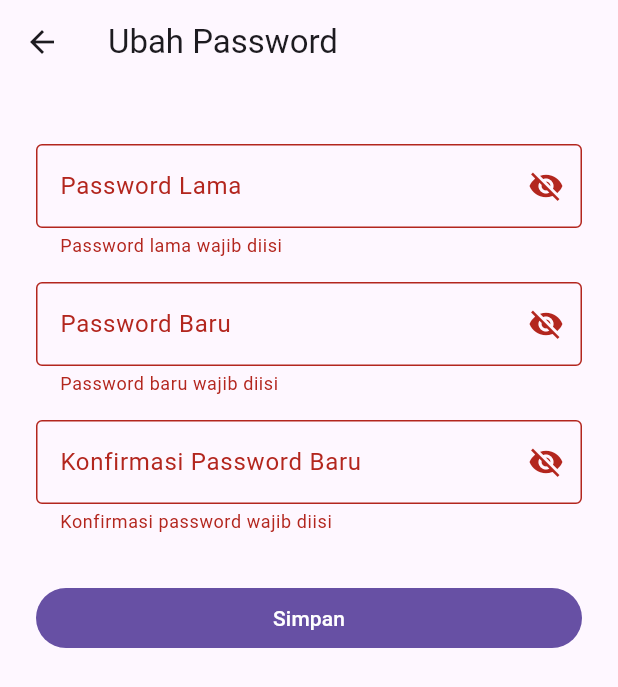
After one commit to PPL-Kelompok-C-Tugas-Besar/S1SIKJ2305-KELC, a Flutter app: the ChangePasswordScreen screen opened directly, after a tap on "Simpan", on a phone screen of 412 x 824 dp. The commit adds this screen. Shown: the top 687 px of the screen. Run offline on Flutter 3.47's test engine with Material 3 defaults, Android fonts, the phone set to English and light mode, and no system bars; our stand-ins replace flutter_secure_storage; accounts and stored records are empty.

Commit message:
PKCTB-445 feat(frontend): buat halaman ubah password dengan 3 field input

```diff
--- /dev/null
+++ b/frontend/lib/screens/profile/change_password_screen.dart
@@ -0,0 +1,160 @@
+import 'package:flutter/material.dart';
+import 'package:provider/provider.dart';
+import '../../providers/auth_provider.dart';
+
+class ChangePasswordScreen extends StatefulWidget {
+  const ChangePasswordScreen({super.key});
+
+  @override
+  State<ChangePasswordScreen> createState() => _ChangePasswordScreenState();
+}
+
+class _ChangePasswordScreenState extends State<ChangePasswordScreen> {
+  final _formKey = GlobalKey<FormState>();
+  final _oldPasswordController = TextEditingController();
+  final _newPasswordController = TextEditingController();
+  final _confirmPasswordController = TextEditingController();
+
+  bool _obscureOld = true;
+  bool _obscureNew = true;
+  bool _obscureConfirm = true;
+  bool _isLoading = false;
+
+  @override
+  void dispose() {
+    _oldPasswordController.dispose();
+    _newPasswordController.dispose();
+    _confirmPasswordController.dispose();
+    super.dispose();
+  }
+
+  Future<void> _submit() async {
+    if (!_formKey.currentState!.validate()) return;
+
+    setState(() => _isLoading = true);
+
+    final result = await context.read<AuthProvider>().changePassword(
+          oldPassword: _oldPasswordController.text,
+          newPassword: _newPasswordController.text,
+          confirmPassword: _confirmPasswordController.text,
+        );
+
+    setState(() => _isLoading = false);
+
+    if (!mounted) return;
+
+    if (result['success'] == true) {
+      ScaffoldMessenger.of(context).showSnackBar(
+        const SnackBar(
+          content: Text('Password berhasil diubah'),
+          backgroundColor: Colors.green,
+        ),
+      );
+      Navigator.pop(context);
+    } else {
+      ScaffoldMessenger.of(context).showSnackBar(
+        SnackBar(
+          content: Text(result['message'] ?? 'Gagal mengubah password'),
+          backgroundColor: Colors.red,
+        ),
+      );
+    }
+  }
+
+  @override
+  Widget build(BuildContext context) {
+    return Scaffold(
+      appBar: AppBar(title: const Text('Ubah Password')),
+      body: SingleChildScrollView(
+        padding: const EdgeInsets.all(24),
+        child: Form(
+          key: _formKey,
+          child: Column(
+            crossAxisAlignment: CrossAxisAlignment.stretch,
+            children: [
+              const SizedBox(height: 16),
+              _PasswordField(
+                controller: _oldPasswordController,
+                label: 'Password Lama',
+                obscure: _obscureOld,
+                onToggle: () => setState(() => _obscureOld = !_obscureOld),
+                validator: (v) {
+                  if (v == null || v.isEmpty) return 'Password lama wajib diisi';
+                  return null;
+                },
+              ),
+              const SizedBox(height: 16),
+              _PasswordField(
+                controller: _newPasswordController,
+                label: 'Password Baru',
+                obscure: _obscureNew,
+                onToggle: () => setState(() => _obscureNew = !_obscureNew),
+                validator: (v) {
+                  if (v == null || v.isEmpty) return 'Password baru wajib diisi';
+                  if (v.length < 6) return 'Password minimal 6 karakter';
+                  return null;
+                },
+              ),
+              const SizedBox(height: 16),
+              _PasswordField(
+                controller: _confirmPasswordController,
+                label: 'Konfirmasi Password Baru',
+                obscure: _obscureConfirm,
+                onToggle: () => setState(() => _obscureConfirm = !_obscureConfirm),
+                validator: (v) {
+                  if (v == null || v.isEmpty) return 'Konfirmasi password wajib diisi';
+                  if (v != _newPasswordController.text) return 'Konfirmasi password tidak cocok';
+                  return null;
+                },
+              ),
+              const SizedBox(height: 32),
+              FilledButton(
+                onPressed: _isLoading ? null : _submit,
+                child: _isLoading
+                    ? const SizedBox(
+                        height: 20,
+                        width: 20,
+                        child: CircularProgressIndicator(strokeWidth: 2),
+                      )
+                    : const Text('Simpan'),
+              ),
+            ],
+          ),
+        ),
+      ),
+    );
+  }
+}
+
+class _PasswordField extends StatelessWidget {
+  final TextEditingController controller;
+  final String label;
+  final bool obscure;
+  final VoidCallback onToggle;
+  final String? Function(String?) validator;
+
+  const _PasswordField({
+    required this.controller,
+    required this.label,
+    required this.obscure,
+    required this.onToggle,
+    required this.validator,
+  });
+
+  @override
+  Widget build(BuildContext context) {
+    return TextFormField(
+      controller: controller,
+      obscureText: obscure,
+      decoration: InputDecoration(
+        labelText: label,
+        border: const OutlineInputBorder(),
+        suffixIcon: IconButton(
+          icon: Icon(obscure ? Icons.visibility_off : Icons.visibility),
+          onPressed: onToggle,
+        ),
+      ),
+      validator: validator,
+    );
+  }
+}
--- a/frontend/lib/screens/profile/profile_screen.dart
+++ b/frontend/lib/screens/profile/profile_screen.dart
@@ -1,6 +1,7 @@
 import 'package:flutter/material.dart';
 import 'package:provider/provider.dart';
 import '../../providers/auth_provider.dart';
+import 'change_password_screen.dart';
 
 class ProfileScreen extends StatelessWidget {
   const ProfileScreen({super.key});
@@ -63,6 +64,22 @@ class ProfileScreen extends StatelessWidget {
                             : 'Belum diisi',
                       ),
                     ],
+                  ),
+                  const SizedBox(height: 12),
+                  ListTile(
+                    leading: const Icon(Icons.lock_outline),
+                    title: const Text('Ubah Password'),
+                    trailing: const Icon(Icons.chevron_right),
+                    shape: RoundedRectangleBorder(
+                      borderRadius: BorderRadius.circular(12),
+                      side: BorderSide(color: Theme.of(context).colorScheme.outlineVariant),
+                    ),
+                    onTap: () {
+                      Navigator.push(
+                        context,
+                        MaterialPageRoute(builder: (_) => const ChangePasswordScreen()),
+                      );
+                    },
                   ),
                 ],
               ),
```
